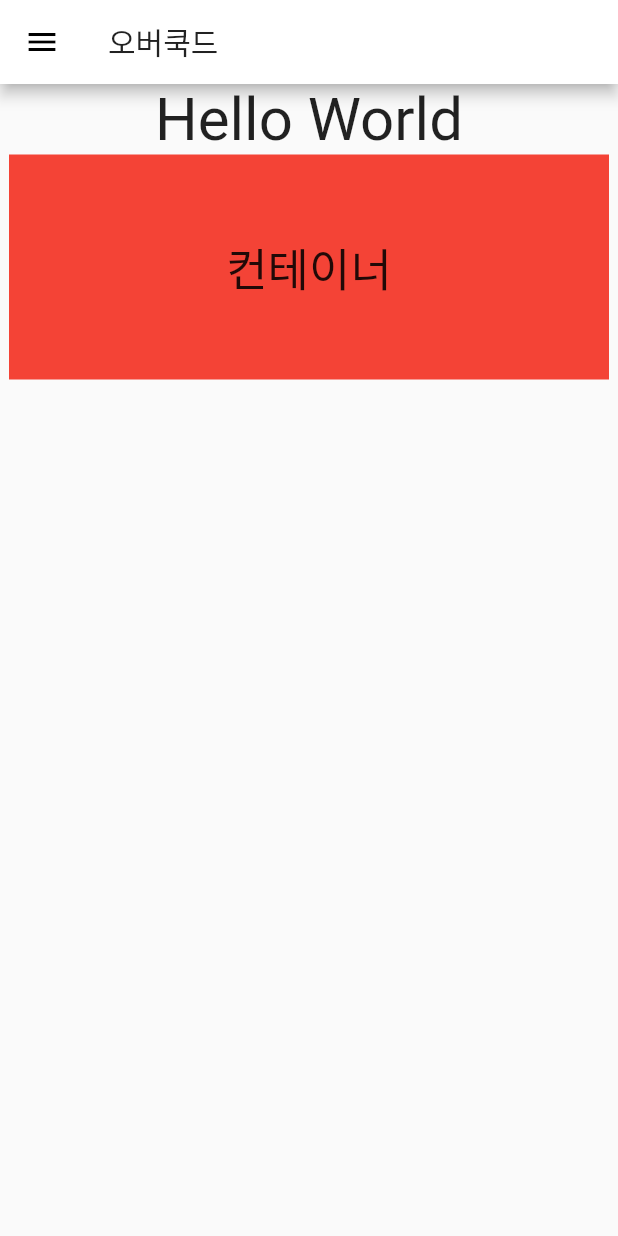
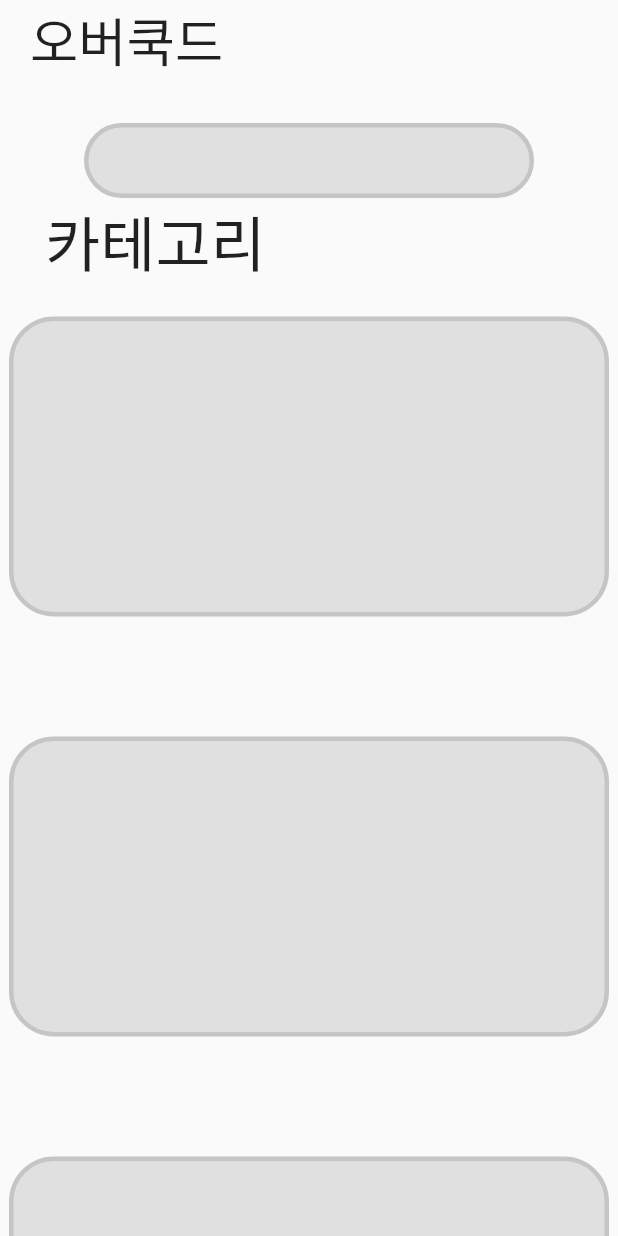
Before and after one commit to MintKangaroo/Food_Information_APP, a Flutter app: the MainPage screen opened directly, on a phone screen of 412 x 824 dp. Run offline on Flutter 3.47's test engine with Material 2 defaults, Android fonts, the phone set to English and light mode, and no system bars.

Commit message:
메인 페이지 디자인 + main에서 여러 페이지 정의

```diff
--- a/food_information_app_project/lib/MainPage.dart
+++ b/food_information_app_project/lib/MainPage.dart
@@ -1,43 +1,109 @@
 import 'package:flutter/material.dart';
-import 'package:flutter/src/widgets/container.dart';
 
 class MainPage extends StatelessWidget {
   @override
   Widget build(BuildContext context) {
     return Scaffold(
-      appBar: AppBar(
-        title: Text(
-          '오버쿡드', //TODO: "앱 이름 바꾸기"
-          style: TextStyle(fontSize: 20),
-        ),
-      ),
-      drawer: Drawer(
-        child: ListView(),
-      ),
-      body: Column(
-        children: [
-          Text(
-            'Hello World',
-            style: TextStyle(fontSize: 40),
-          ),
-          Center(
-              child: Container(
-            width: 400,
-            height: 150,
-            color: Colors.red,
-            child: Column(
-              mainAxisAlignment: MainAxisAlignment.center,
+      body: SafeArea(
+        child: Column(children: [
+          Container(
+            child: Row(
+              mainAxisAlignment: MainAxisAlignment.start,
               children: [
+                SizedBox(
+                  width: 20,
+                ),
                 Text(
-                  "컨테이너",
-                  style: TextStyle(fontSize: 30),
-                  textAlign: TextAlign.left,
+                  '오버쿡드',
+                  style: TextStyle(fontSize: 35),
                 ),
               ],
             ),
-          ))
+          ),
+          Container(
+            child: Center(
+              child: Column(
+                mainAxisAlignment: MainAxisAlignment.center,
+                children: [
+                  SizedBox(
+                    height: 30,
+                  ),
+                  Container(
+                    width: 300,
+                    height: 50,
+                    decoration: BoxDecoration(
+                        color: Colors.grey[300],
+                        borderRadius: BorderRadius.circular(50),
+                        border: Border.all(color: Colors.black12, width: 3)),
+                  ),
+                ],
+              ),
+            ),
+          ),
+          Container(
+            child: Row(
+              mainAxisAlignment: MainAxisAlignment.start,
+              children: [
+                SizedBox(
+                  width: 30,
+                ),
+                Text(
+                  '카테고리',
+                  style: TextStyle(fontSize: 40),
+                ),
+              ],
+            ),
+          ),
+          Container(
+            child: Center(
+              child: Column(
+                mainAxisAlignment: MainAxisAlignment.center,
+                children: [
+                  SizedBox(
+                    height: 20,
+                  ),
+                  Container(
+                    width: 400,
+                    height: 200,
+                    decoration: BoxDecoration(
+                        color: Colors.grey[300],
+                        borderRadius: BorderRadius.circular(30),
+                        border: Border.all(color: Colors.black12, width: 3)),
+                  ),
+                  SizedBox(
+                    height: 80,
+                  ),
+                  Container(
+                    width: 400,
+                    height: 200,
+                    decoration: BoxDecoration(
+                        color: Colors.grey[300],
+                        borderRadius: BorderRadius.circular(30),
+                        border: Border.all(color: Colors.black12, width: 3)),
+                  ),
+                  SizedBox(
+                    height: 80,
+                  ),
+                  Container(
+                    width: 400,
+                    height: 200,
+                    decoration: BoxDecoration(
+                        color: Colors.grey[300],
+                        borderRadius: BorderRadius.circular(30),
+                        border: Border.all(color: Colors.black12, width: 3)),
+                  ),
+                ],
+              ),
+            ),
+          ),
+          SizedBox(height: 30),
+          FloatingActionButton(onPressed: (){
+
+          },
+          child: Icon(Icons.add)
+        ),
         ],
       ),
-    );
+    ));
   }
 }
```
Also changed, not shown: food_information_app_project/lib/LoginPage.dart (+13 -0 lines), food_information_app_project/lib/SplashPage.dart (+10 -43 lines), food_information_app_project/lib/main.dart (+8 -1 lines).
